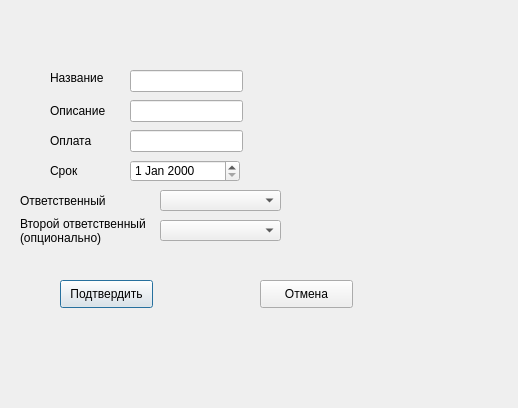
TFed555/Coursework, file course/creatework.ui: the form before one commit.
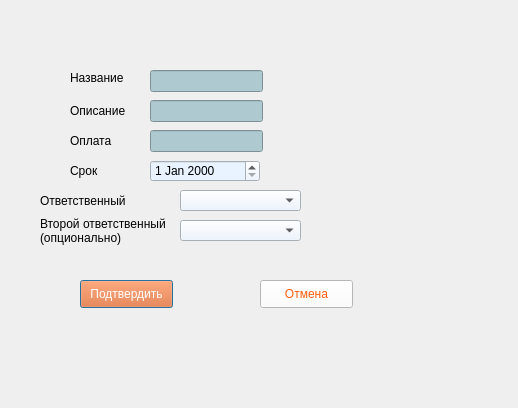
The form after the commit.

The edit to the form file:
```diff
--- a/course/creatework.ui
+++ b/course/creatework.ui
@@ -13,36 +13,50 @@
   <property name="windowTitle">
    <string>Dialog</string>
   </property>
-  <widget class="QPushButton" name="confirmButton">
+  <widget class="QDateEdit" name="dateEdit">
    <property name="geometry">
     <rect>
-     <x>60</x>
-     <y>280</y>
-     <width>93</width>
-     <height>28</height>
+     <x>150</x>
+     <y>160</y>
+     <width>110</width>
+     <height>22</height>
     </rect>
    </property>
-   <property name="text">
-    <string>Подтвердить</string>
+   <property name="styleSheet">
+    <string notr="true">background-color: rgb(233, 243, 255);</string>
    </property>
   </widget>
-  <widget class="QPushButton" name="backButton">
+  <widget class="QLineEdit" name="payEdit">
    <property name="geometry">
     <rect>
-     <x>260</x>
-     <y>280</y>
-     <width>93</width>
-     <height>28</height>
+     <x>150</x>
+     <y>130</y>
+     <width>113</width>
+     <height>22</height>
     </rect>
    </property>
+   <property name="styleSheet">
+    <string notr="true">background-color: rgb(174, 202, 208);</string>
+   </property>
+  </widget>
+  <widget class="QLabel" name="label_6">
+   <property name="geometry">
+    <rect>
+     <x>40</x>
+     <y>210</y>
+     <width>141</width>
+     <height>41</height>
+    </rect>
+   </property>
    <property name="text">
-    <string>Отмена</string>
+    <string>Второй ответственный
+(опционально)</string>
    </property>
   </widget>
   <widget class="QLabel" name="label">
    <property name="geometry">
     <rect>
-     <x>50</x>
+     <x>70</x>
      <y>70</y>
      <width>61</width>
      <height>16</height>
@@ -52,36 +66,10 @@
     <string>Название</string>
    </property>
   </widget>
-  <widget class="QLabel" name="label_2">
-   <property name="geometry">
-    <rect>
-     <x>50</x>
-     <y>100</y>
-     <width>61</width>
-     <height>21</height>
-    </rect>
-   </property>
-   <property name="text">
-    <string>Описание</string>
-   </property>
-  </widget>
-  <widget class="QLabel" name="label_3">
-   <property name="geometry">
-    <rect>
-     <x>50</x>
-     <y>130</y>
-     <width>61</width>
-     <height>21</height>
-    </rect>
-   </property>
-   <property name="text">
-    <string>Оплата</string>
-   </property>
-  </widget>
   <widget class="QLabel" name="label_4">
    <property name="geometry">
     <rect>
-     <x>50</x>
+     <x>70</x>
      <y>160</y>
      <width>61</width>
      <height>21</height>
@@ -91,30 +79,10 @@
     <string>Срок</string>
    </property>
   </widget>
-  <widget class="QLineEdit" name="titleEdit">
-   <property name="geometry">
-    <rect>
-     <x>130</x>
-     <y>70</y>
-     <width>113</width>
-     <height>22</height>
-    </rect>
-   </property>
-  </widget>
-  <widget class="QLineEdit" name="descEdit">
-   <property name="geometry">
-    <rect>
-     <x>130</x>
-     <y>100</y>
-     <width>113</width>
-     <height>22</height>
-    </rect>
-   </property>
-  </widget>
   <widget class="QLabel" name="label_5">
    <property name="geometry">
     <rect>
-     <x>20</x>
+     <x>40</x>
      <y>190</y>
      <width>91</width>
      <height>21</height>
@@ -124,68 +92,126 @@
     <string>Ответственный</string>
    </property>
   </widget>
-  <widget class="QLineEdit" name="payEdit">
+  <widget class="QLineEdit" name="titleEdit">
    <property name="geometry">
     <rect>
-     <x>130</x>
-     <y>130</y>
+     <x>150</x>
+     <y>70</y>
      <width>113</width>
      <height>22</height>
     </rect>
    </property>
-  </widget>
-  <widget class="QDateEdit" name="dateEdit">
-   <property name="geometry">
-    <rect>
-     <x>130</x>
-     <y>160</y>
-     <width>110</width>
-     <height>22</height>
-    </rect>
+   <property name="styleSheet">
+    <string notr="true">background-color: rgb(174, 202, 208);</string>
    </property>
   </widget>
   <widget class="QComboBox" name="comboBox">
    <property name="geometry">
     <rect>
-     <x>160</x>
+     <x>180</x>
      <y>190</y>
      <width>121</width>
      <height>21</height>
     </rect>
    </property>
+   <property name="styleSheet">
+    <string notr="true">background-color: rgb(233, 243, 255);</string>
+   </property>
    <item>
     <property name="text">
      <string/>
     </property>
    </item>
   </widget>
+  <widget class="QLineEdit" name="descEdit">
+   <property name="geometry">
+    <rect>
+     <x>150</x>
+     <y>100</y>
+     <width>113</width>
+     <height>22</height>
+    </rect>
+   </property>
+   <property name="styleSheet">
+    <string notr="true">background-color: rgb(174, 202, 208);</string>
+   </property>
+  </widget>
+  <widget class="QLabel" name="label_3">
+   <property name="geometry">
+    <rect>
+     <x>70</x>
+     <y>130</y>
+     <width>61</width>
+     <height>21</height>
+    </rect>
+   </property>
+   <property name="text">
+    <string>Оплата</string>
+   </property>
+  </widget>
+  <widget class="QLabel" name="label_2">
+   <property name="geometry">
+    <rect>
+     <x>70</x>
+     <y>100</y>
+     <width>61</width>
+     <height>21</height>
+    </rect>
+   </property>
+   <property name="text">
+    <string>Описание</string>
+   </property>
+  </widget>
   <widget class="QComboBox" name="comboBox_2">
    <property name="geometry">
     <rect>
-     <x>160</x>
+     <x>180</x>
      <y>220</y>
      <width>121</width>
      <height>21</height>
     </rect>
    </property>
+   <property name="styleSheet">
+    <string notr="true">background-color: rgb(233, 243, 255);</string>
+   </property>
    <item>
     <property name="text">
      <string/>
     </property>
    </item>
   </widget>
-  <widget class="QLabel" name="label_6">
+  <widget class="QPushButton" name="confirmButton">
    <property name="geometry">
     <rect>
-     <x>20</x>
-     <y>210</y>
-     <width>141</width>
-     <height>41</height>
+     <x>80</x>
+     <y>280</y>
+     <width>93</width>
+     <height>28</height>
     </rect>
    </property>
+   <property name="styleSheet">
+    <string notr="true">background-color: rgb(255, 92, 10);
+color: rgb(255, 255, 255);</string>
+   </property>
    <property name="text">
-    <string>Второй ответственный
-(опционально)</string>
+    <string>Подтвердить</string>
+   </property>
+  </widget>
+  <widget class="QPushButton" name="backButton">
+   <property name="geometry">
+    <rect>
+     <x>260</x>
+     <y>280</y>
+     <width>93</width>
+     <height>28</height>
+    </rect>
+   </property>
+   <property name="styleSheet">
+    <string notr="true">background-color: rgb(255, 255, 255); 
+color: rgb(255, 92, 10);</string>
+   </property>
+   <property name="text">
+    <string>Отмена</string>
    </property>
   </widget>
  </widget>
```
